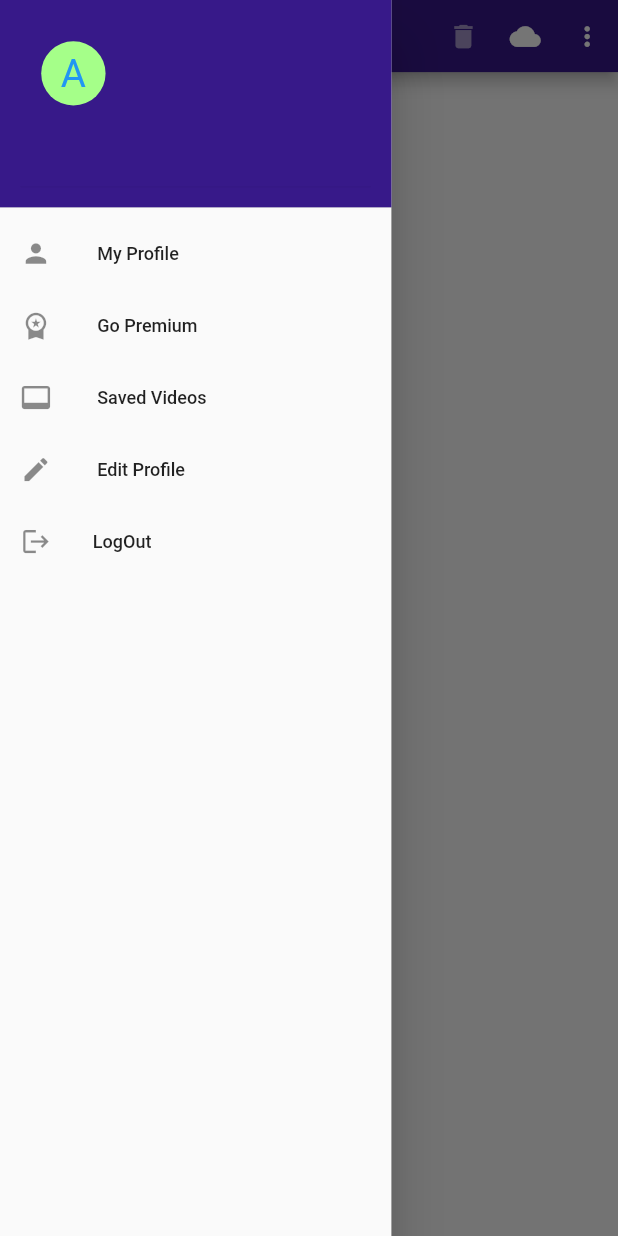
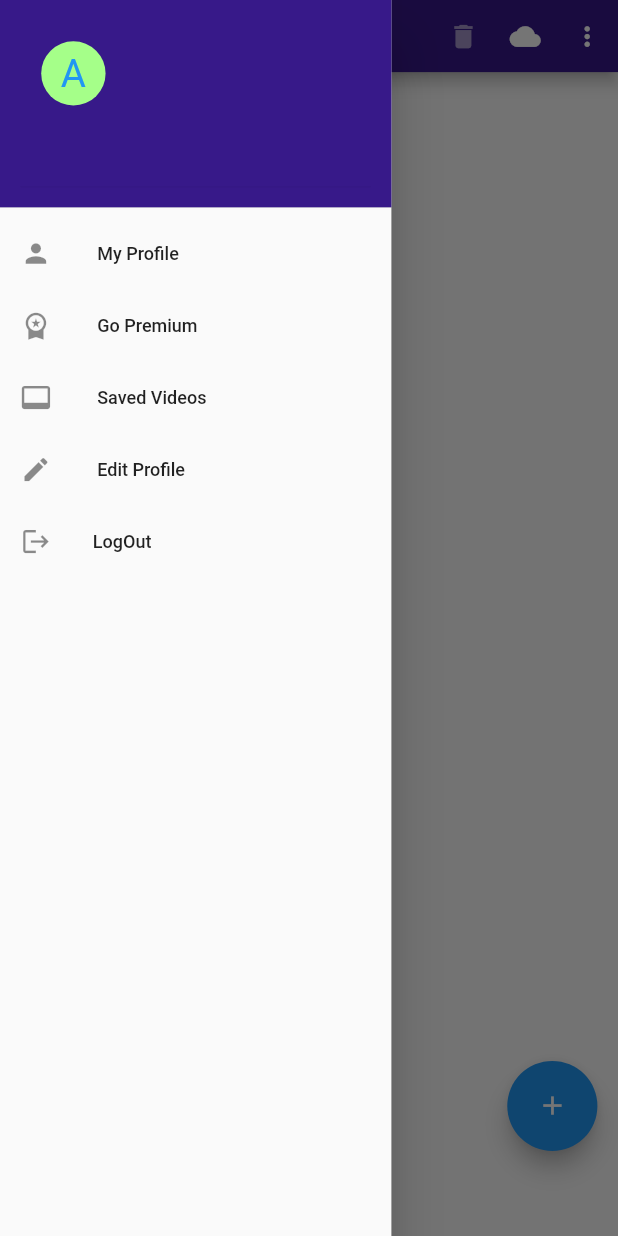
Before and after one commit to darshana0908/safe-loging, a Flutter app: the NewAccountGalleryHome screen opened directly with empty values, with the side drawer open, on a phone screen of 412 x 824 dp. Run offline on Flutter 3.47's test engine with Material 2 defaults, Android fonts, the light colour scheme and no system bars; drawn by our look-alikes of flutter_speed_dial; our stand-ins replace awesome_dialog, cloud_firestore, firebase_auth, firebase_core, flutter_svg, google_sign_in and 6 more; missing offline and left inert: file_cryptor, flutter_facebook_auth, flutter_share_me, hawk_fab_menu; accounts and stored records are empty.

Commit message:
fab button sizes edited

```diff
--- a/lib/screens/features/new_accounts/new_account_gallery_home.dart
+++ b/lib/screens/features/new_accounts/new_account_gallery_home.dart
@@ -4,6 +4,7 @@ import 'dart:io';
 import 'package:awesome_dialog/awesome_dialog.dart';
 import 'package:firebase_auth/firebase_auth.dart';
 import 'package:flutter/material.dart';
+import 'package:flutter_speed_dial/flutter_speed_dial.dart';
 import 'package:hawk_fab_menu/hawk_fab_menu.dart';
 import 'package:path_provider/path_provider.dart';
 import 'package:permission_handler/permission_handler.dart';
@@ -12,6 +13,7 @@ import 'package:safe_encrypt/constants/colors.dart';
 import 'package:safe_encrypt/screens/features/auth/components/pin_number/re_enter_pin_number.dart';
 import 'package:safe_encrypt/screens/features/gallery/gallery_home.dart';
 
+import '../../../services/image_service.dart';
 import '../../../services/new_account_image_services.dart';
 
 import '../gallery/album_covers.dart';
@@ -66,6 +68,79 @@ class _NewAccountGalleryHomeState extends State<NewAccountGalleryHome> {
             context, MaterialPageRoute(builder: (_) => GalleryHome()));
       },
       child: Scaffold(
+           floatingActionButton: Padding(
+          padding: const EdgeInsets.only(bottom: 50),
+          child: SpeedDial(
+            buttonSize: Size(70.0, 70.0),
+            childrenButtonSize: Size(55.0, 55.0),
+            // animatedIcon:AnimatedIcons.add_event ,
+
+            overlayColor: Color(0xff00aeed),
+            overlayOpacity: 1.0,
+            activeIcon: Icons.close,
+            foregroundColor: kwhite,
+            activeForegroundColor: kblack,
+            backgroundColor: kblue,
+            activeBackgroundColor: kwhite,
+            spacing: 20,
+            spaceBetweenChildren: 15,
+
+            icon: Icons.add,
+            children: [
+              SpeedDialChild(
+                labelWidget: Padding(
+                  padding: const EdgeInsets.only(right: 20),
+                  child: Text(
+                    'Take photo',
+                    style: TextStyle(
+                        color: kwhite,
+                        fontSize: 22,
+                        fontWeight: FontWeight.w500),
+                  ),
+                ),
+               onTap:  () async =>{
+                    NewAccountImageService(controler_pin: widget.controler_pin)
+                        .takePhoto(),
+                },
+                elevation: 150,
+                backgroundColor: Colors.black38,
+                child: Icon(Icons.camera_alt, color: kwhite, size: 30),
+                labelBackgroundColor: Color(0xff00aeed),
+              ),
+              SpeedDialChild(
+                  child: Icon(Icons.photo, color: kwhite, size: 30),
+                  labelWidget: Padding(
+                    padding: const EdgeInsets.only(right: 20),
+                    child: Text('Import photos',
+                        style: TextStyle(
+                            color: kwhite,
+                            fontSize: 22,
+                            fontWeight: FontWeight.w500)),
+                  ),
+                  onTap:  () async => NewAccountImageService(
+                          controler_pin: widget.controler_pin)
+                      .importPhotos(),
+                  backgroundColor: Colors.black38),
+              SpeedDialChild(
+                child:
+                    Icon(Icons.add_to_photos_rounded, color: kwhite, size: 30),
+                labelWidget: Padding(
+                  padding: const EdgeInsets.only(right: 20),
+                  child: Text('Add album',
+                      style: TextStyle(
+                          color: kwhite,
+                          fontSize: 22,
+                          fontWeight: FontWeight.w500)),
+                ),
+                elevation: 20,
+                backgroundColor: Colors.black38,
+                onTap: () async {
+                  return showCreateFolderDialog(context);
+                },
+              )
+            ],
+          ),
+        ),
         appBar: AppBar(
           // title: const Text('keepsafe'),
           backgroundColor: kdarkblue,
@@ -183,51 +258,48 @@ class _NewAccountGalleryHomeState extends State<NewAccountGalleryHome> {
             ],
           ),
         ),
-        body: SizedBox(
-          height: MediaQuery.of(context).size.height,
-          child: HawkFabMenu(
-            blur: 155.8,
-            backgroundColor: kliteblue,
-            openIcon: Icons.add,
-            closeIcon: Icons.close,
-            items: [
-              HawkFabMenuItem(
-                  label: 'Add album',
-                  ontap: () async => showCreateFolderDialog(context),
-                  icon: const Icon(Icons.add_to_photos_rounded),
-                  color: Colors.black38,
-                  labelColor: Colors.white,
-                  labelBackgroundColor: kliteblue),
-              HawkFabMenuItem(
-                  label: 'Import photos',
-                  ontap: () async => NewAccountImageService(
-                          controler_pin: widget.controler_pin)
-                      .importPhotos(),
-                  icon: const Icon(Icons.photo),
-                  color: const Color.fromRGBO(0, 0, 0, 0.38),
-                  labelColor: Colors.white,
-                  labelBackgroundColor: kliteblue),
-              HawkFabMenuItem(
-                label: 'Take photo',
-                ontap: () async =>
-                    NewAccountImageService(controler_pin: widget.controler_pin)
-                        .takePhoto(),
-                icon: const Icon(Icons.camera_alt),
-                color: Colors.black38,
-                labelColor: Colors.white,
-                labelBackgroundColor: kliteblue,
-              ),
-            ],
+        // body: SizedBox(
+        //   height: MediaQuery.of(context).size.height,
+        //   child: HawkFabMenu(
+        //     blur: 155.8,
+        //     backgroundColor: kliteblue,
+        //     openIcon: Icons.add,
+        //     closeIcon: Icons.close,
+        //     items: [
+        //       HawkFabMenuItem(
+        //           label: 'Add album',
+        //           ontap: () async => showCreateFolderDialog(context),
+        //           icon: const Icon(Icons.add_to_photos_rounded),
+        //           color: Colors.black38,
+        //           labelColor: Colors.white,
+        //           labelBackgroundColor: kliteblue),
+        //       HawkFabMenuItem(
+        //           label: 'Import photos',
+        //           ontap: () async => NewAccountImageService(
+        //                   controler_pin: widget.controler_pin)
+        //               .importPhotos(),
+        //           icon: const Icon(Icons.photo),
+        //           color: const Color.fromRGBO(0, 0, 0, 0.38),
+        //           labelColor: Colors.white,
+        //           labelBackgroundColor: kliteblue),
+        //       HawkFabMenuItem(
+        //         label: 'Take photo',
+        //         ontap: () async =>
+        //             NewAccountImageService(controler_pin: widget.controler_pin)
+        //                 .takePhoto(),
+        //         icon: const Icon(Icons.camera_alt),
+        //         color: Colors.black38,
+        //         labelColor: Colors.white,
+        //         labelBackgroundColor: kliteblue,
+        //       ),
+        //     ],
         body: GridView.builder(
             itemCount: folderList.length,
             gridDelegate: const SliverGridDelegateWithFixedCrossAxisCount(
-                    crossAxisCount: 2,
-                    crossAxisSpacing: 4.0,
-                    mainAxisSpacing: 4.0),
+                crossAxisCount: 2, crossAxisSpacing: 4.0, mainAxisSpacing: 4.0),
             itemBuilder: (BuildContext context, index) {
               String oneEntity = folderList[index].toString();
-                  String folderName =
-                      oneEntity.split('/').last.replaceAll("'", '');
+              String folderName = oneEntity.split('/').last.replaceAll("'", '');
 
               return InkWell(
                 child: PlatformAlbum(
@@ -246,12 +318,10 @@ class _NewAccountGalleryHomeState extends State<NewAccountGalleryHome> {
                 onTap: () => Navigator.push(
                     context,
                     MaterialPageRoute(
-                            builder: (_) =>
-                                ImageScreen(  title: folderName, path: folderList[index].path))),
+                        builder: (_) => ImageScreen(
+                            title: folderName, path: folderList[index].path))),
               );
             }),
-          ),
-        ),
       ),
     );
   }
```
Also changed, not shown: lib/screens/features/gallery/image_screen.dart (+59 -16 lines). Lines whose indentation alone changed are shown as unchanged.
